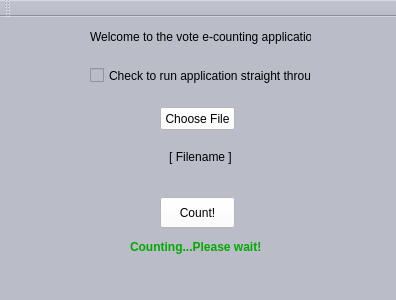
Before: the Qt Designer form mainwindow.ui in geaney91/E-CountApp, drawn with Qt 5.
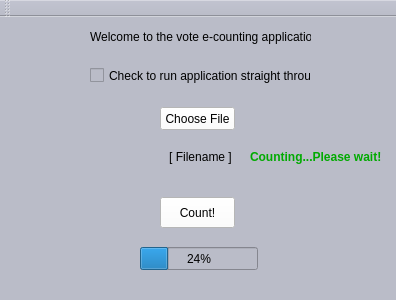
After: the same form once the commit is applied.

```diff
--- a/mainwindow.ui
+++ b/mainwindow.ui
@@ -184,8 +184,8 @@
     </property>
     <property name="geometry">
      <rect>
-      <x>130</x>
-      <y>220</y>
+      <x>250</x>
+      <y>130</y>
       <width>131</width>
       <height>20</height>
      </rect>
@@ -216,6 +216,19 @@
      <string>Check to run application straight through</string>
     </property>
    </widget>
+   <widget class="QProgressBar" name="progressBar">
+    <property name="geometry">
+     <rect>
+      <x>140</x>
+      <y>230</y>
+      <width>118</width>
+      <height>23</height>
+     </rect>
+    </property>
+    <property name="value">
+     <number>24</number>
+    </property>
+   </widget>
   </widget>
   <widget class="QMenuBar" name="menuBar">
    <property name="geometry">
```
